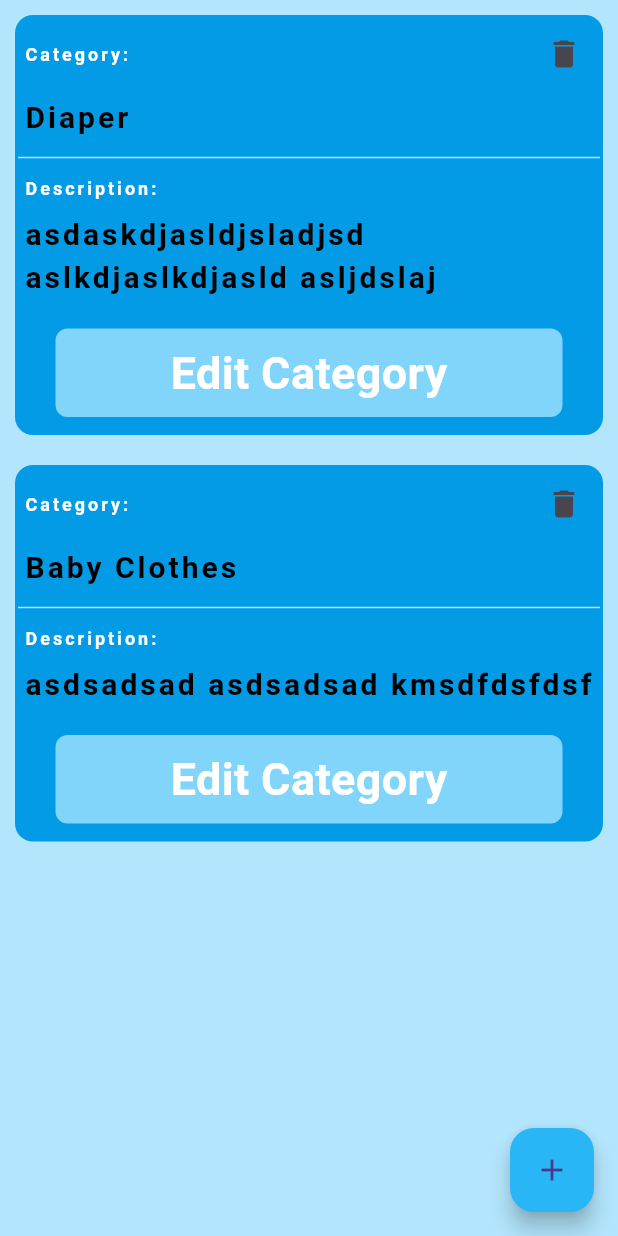
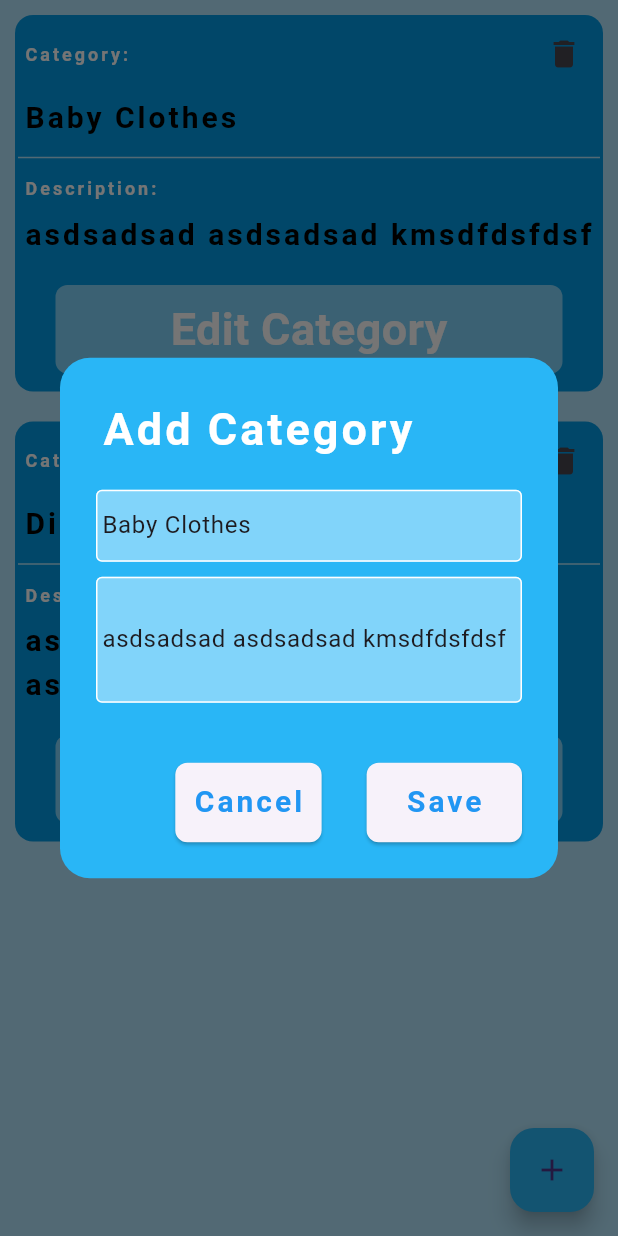
Before and after one commit to Munankarmi/baby_buy_flutter, a Flutter app: the CategoryPage screen opened directly, after a tap on "Edit Category", on a phone screen of 412 x 824 dp. Run offline on Flutter 3.47's test engine with Material 3 defaults, Android fonts, the light colour scheme and no system bars; missing offline and left inert: dart:ffi.

Commit message:
in this update, multi provider is used for state management and in categoryProvider page: methods are created for add deleteand edit, MultiProvider is run inside runApp and MyApp in child insite runApp

```diff
--- a/lib/pages/category_page.dart
+++ b/lib/pages/category_page.dart
@@ -1,15 +1,17 @@
-import 'package:baby_buy/utils/category_tile.dart';
+import 'package:baby_buy/providers/category_provider.dart';
+import 'package:baby_buy/utils/extensions.dart';
+import 'package:baby_buy/widgets/category_tile.dart';
 import 'package:baby_buy/utils/elev_button_style.dart';
 import 'package:baby_buy/utils/sign_button_style.dart';
 import 'package:baby_buy/utils/text_field_style.dart';
 import 'package:baby_buy/utils/text_style.dart';
 import 'package:flutter/material.dart';
+import 'package:provider/provider.dart';
 
-final List<List<String>> categoryListTile = [
-  ['Diaper', 'asdaskdjasldjsladjsd aslkdjaslkdjasld asljdslaj'],
-  ['Baby Clothes', 'asdsadsad asdsadsad kmsdfdsfdsf'],
-];
-
+// final List<List<String>> categoryListTile = [
+//   ['Diaper', 'asdaskdjasldjsladjsd aslkdjaslkdjasld asljdslaj'],
+//   ['Baby Clothes', 'asdsadsad asdsadsad kmsdfdsfdsf'],
+// ];
 class CategoryPage extends StatelessWidget {
   final categoryNameController = TextEditingController();
   final categoryDescpController = TextEditingController();
@@ -18,12 +20,17 @@ class CategoryPage extends StatelessWidget {
   Widget build(BuildContext context) {
     return Scaffold(
       backgroundColor: Colors.lightBlue[100],
-      body: ListView.builder(
-        itemCount: categoryListTile.length,
-        itemBuilder: (context, index) {
-          return CategoryTile(
-            categoryText: categoryListTile[index][0],
-            descriptionText: categoryListTile[index][1],
+      body: Consumer<CategoryProvider>(
+        builder: (context, value, child) {
+          return ListView.builder(
+            itemCount: value.CategoryList.length,
+            itemBuilder: (context, index) {
+              return CategoryTile(
+                index: index,
+                categoryText: value.CategoryList[index][0],
+                descriptionText: value.CategoryList[index][1],
+              );
+            },
           );
         },
       ),
@@ -74,7 +81,13 @@ class CategoryPage extends StatelessWidget {
                           SizedBox(width: 30),
                           ElevButtonStyle(
                             buttonText: "  Save  ",
-                            buttonPressed: () {},
+                            buttonPressed: () {
+                              context.categoryProvider.saveCategory(
+                                categoryNameController.text,
+                                categoryDescpController.text,
+                              );
+                              Navigator.pop(context);
+                            },
                           ),
                         ],
                       ),
--- /dev/null
+++ b/lib/providers/category_provider.dart
@@ -0,0 +1,26 @@
+import 'package:flutter/widgets.dart';
+
+class CategoryProvider extends ChangeNotifier {
+  List CategoryList = [
+    ['Baby Clothes', 'asdsadsad asdsadsad kmsdfdsfdsf'],
+    ['Diaper', 'asdaskdjasldjsladjsd aslkdjaslkdjasld asljdslaj'],
+  ];
+
+  get categoryList => CategoryList;
+  void saveCategory(String name, String desc) {
+    CategoryList.add([name, desc]);
+    notifyListeners();
+  }
+
+  void removeCategory(int index) {
+
+    CategoryList.remove(CategoryList[index]);
+
+    notifyListeners();
+  }
+
+  void editCategory(int index, String name, String descp) {
+    CategoryList[index]=[ name, descp];
+    notifyListeners();
+  }
+}
--- /dev/null
+++ b/lib/providers/product_provider.dart
@@ -0,0 +1,5 @@
+import 'package:flutter/material.dart';
+
+class ProductProvider extends ChangeNotifier{
+
+}
--- a/lib/utils/category_tile.dart
+++ /dev/null
@@ -1,90 +0,0 @@
-import 'package:baby_buy/utils/elev_button_style.dart';
-import 'package:baby_buy/utils/sign_button_style.dart';
-import 'package:baby_buy/utils/text_style.dart';
-import 'package:flutter/material.dart';
-
-class CategoryTile extends StatelessWidget {
-  final String categoryText;
-  final String descriptionText;
-  const CategoryTile({
-    required this.categoryText,
-    required this.descriptionText,
-    super.key,
-  });
-
-  @override
-  Widget build(BuildContext context) {
-    return Container(
-      decoration: BoxDecoration(
-        borderRadius: BorderRadius.circular(12),
-        color: Colors.lightBlue[600],
-      ),
-      padding: EdgeInsets.all(2),
-      margin: EdgeInsets.all(10),
-      child: Column(
-        mainAxisSize: MainAxisSize.min,
-
-        crossAxisAlignment: CrossAxisAlignment.start,
-
-        children: [
-          Row(
-            mainAxisAlignment: MainAxisAlignment.spaceBetween,
-            children: [
-              StyleText(
-                text: "Category:",
-                textColor: Colors.white,
-                textSize: 12,
-                textWeight: true,
-              ),
-              IconButton(
-                onPressed: () {
-                  showDialog(
-                    context: context,
-
-                    builder: (context) => AlertDialog(
-                      backgroundColor: Colors.blue,
-                      title: StyleText(
-                        text: "Delete Category?",
-                        textWeight: true,
-                        textSize: 20,
-                      ),
-                      content: Row(
-                        mainAxisAlignment: MainAxisAlignment.spaceEvenly,
-                        children: [
-                          ElevButtonStyle(
-                            buttonText: " Okay ",
-                            buttonPressed: () {},
-                          ),
-
-                          ElevButtonStyle(
-                            buttonText: "Cancel",
-                            buttonPressed: () {
-                              Navigator.pop(context);
-                            },
-                          ),
-                        ],
-                      ),
-                    ),
-                  );
-                },
-                icon: Icon(Icons.delete),
-              ),
-            ],
-          ),
-          StyleText(text: categoryText, textWeight: true),
-          Divider(thickness: 1, color: Colors.lightBlue[100]),
-          StyleText(
-            text: "Description:",
-            textColor: Colors.white,
-            textSize: 12,
-            textWeight: true,
-          ),
-          StyleText(text: descriptionText, textWeight: true),
-          SizedBox(height: 15),
-          SignButtonStyle(text: "Edit Category", onTap: () {}),
-          SizedBox(height: 10),
-        ],
-      ),
-    );
-  }
-}
--- /dev/null
+++ b/lib/widgets/category_tile.dart
@@ -0,0 +1,177 @@
+import 'package:baby_buy/utils/elev_button_style.dart';
+import 'package:baby_buy/utils/extensions.dart';
+import 'package:baby_buy/utils/sign_button_style.dart';
+import 'package:baby_buy/utils/text_field_style.dart';
+import 'package:baby_buy/utils/text_style.dart';
+import 'package:flutter/material.dart';
+
+class CategoryTile extends StatefulWidget {
+  final int index;
+  final String categoryText;
+  final String descriptionText;
+  const CategoryTile({
+    required this.index,
+    required this.categoryText,
+    required this.descriptionText,
+    super.key,
+  });
+
+  @override
+  State<CategoryTile> createState() => _CategoryTileState();
+}
+
+class _CategoryTileState extends State<CategoryTile> {
+  final categoryNameController = TextEditingController();
+  final categoryDescpController = TextEditingController();
+
+@override
+  void initState() {
+    super.initState();
+    categoryNameController.text = widget.categoryText;
+    categoryDescpController.text = widget.descriptionText;
+  }
+
+  @override
+  Widget build(BuildContext context) {
+    return Container(
+      decoration: BoxDecoration(
+        borderRadius: BorderRadius.circular(12),
+        color: Colors.lightBlue[600],
+      ),
+      padding: EdgeInsets.all(2),
+      margin: EdgeInsets.all(10),
+      child: Column(
+        mainAxisSize: MainAxisSize.min,
+
+        crossAxisAlignment: CrossAxisAlignment.start,
+
+        children: [
+          Row(
+            mainAxisAlignment: MainAxisAlignment.spaceBetween,
+            children: [
+              StyleText(
+                text: "Category:",
+                textColor: Colors.white,
+                textSize: 12,
+                textWeight: true,
+              ),
+              IconButton(
+                onPressed: () {
+                  showDialog(
+                    context: context,
+
+                    builder: (context) => AlertDialog(
+                      backgroundColor: Colors.blue,
+                      title: StyleText(
+                        text: "Delete Category?",
+                        textWeight: true,
+                        textSize: 20,
+                      ),
+                      content: Row(
+                        mainAxisAlignment: MainAxisAlignment.spaceEvenly,
+                        children: [
+                          ElevButtonStyle(
+                            buttonText: " Okay ",
+                            buttonPressed: () {
+                              context.categoryProvider.removeCategory(widget.index);
+                              Navigator.pop(context);
+                            },
+                          ),
+
+                          ElevButtonStyle(
+                            buttonText: "Cancel",
+                            buttonPressed: () {
+                              Navigator.pop(context);
+                            },
+                          ),
+                        ],
+                      ),
+                    ),
+                  );
+                },
+                icon: Icon(Icons.delete),
+              ),
+            ],
+          ),
+          StyleText(text: widget.categoryText, textWeight: true),
+          Divider(thickness: 1, color: Colors.lightBlue[100]),
+          StyleText(
+            text: "Description:",
+            textColor: Colors.white,
+            textSize: 12,
+            textWeight: true,
+          ),
+          StyleText(text: widget.descriptionText, textWeight: true),
+          SizedBox(height: 15),
+          SignButtonStyle(
+            text: "Edit Category",
+            onTap: () {
+              showDialog(
+                context: context,
+                builder: (context) {
+                  return AlertDialog(
+                    shape: RoundedRectangleBorder(
+                      borderRadius: BorderRadius.circular(20),
+                    ),
+                    backgroundColor: Colors.lightBlue[400],
+                    title: StyleText(
+                      text: "Add Category",
+                      textWeight: true,
+                      textSize: 30,
+                      textColor: Colors.white,
+                    ),
+                    content: Container(
+                      width: double.maxFinite,
+
+                      child: Column(
+                        mainAxisSize: MainAxisSize.min,
+                        children: [
+                          TextFieldStyle(
+                            hintText: "Category Name",
+                            textController:categoryNameController,
+                          ),
+                          SizedBox(height: 10),
+                          TextFieldStyle(
+                            hintText: "Description",
+                            textController: categoryDescpController,
+                            textFieldSize: 30,
+                          ),
+                          SizedBox(height: 40),
+                          Row(
+                            mainAxisAlignment: MainAxisAlignment.end,
+                            children: [
+                              ElevButtonStyle(
+                                buttonText: "Cancel",
+                                buttonPressed: () {
+                                  Navigator.pop(context);
+
+                                },
+                              ),
+                              SizedBox(width: 30),
+                              ElevButtonStyle(
+                                buttonText: "  Save  ",
+                                buttonPressed: () {
+                                  context.categoryProvider.editCategory(
+                                    widget.index,
+                                    categoryNameController.text,
+                                    categoryDescpController.text,
+                                  );
+                                  Navigator.pop(context);
+                                },
+                              ),
+                            ],
+                          ),
+                        ],
+                      ),
+                    ),
+                  );
+                },
+              );
+            },
+          ),
+          SizedBox(height: 10),
+        ],
+      ),
+    );
+  }
+}
--- a/pubspec.yaml
+++ b/pubspec.yaml
@@ -35,6 +35,7 @@ dependencies:
   # Use with the CupertinoIcons class for iOS style icons.
   cupertino_icons: ^1.0.8
   image_picker: ^1.1.2
+  provider: ^6.1.5
 
 dev_dependencies:
   flutter_test:
```
Also changed, not shown: lib/main.dart (+13 -4 lines), lib/utils/extensions.dart (added, +11 -0 lines), lib/widgets/product_tile.dart (added), pubspec.lock.
